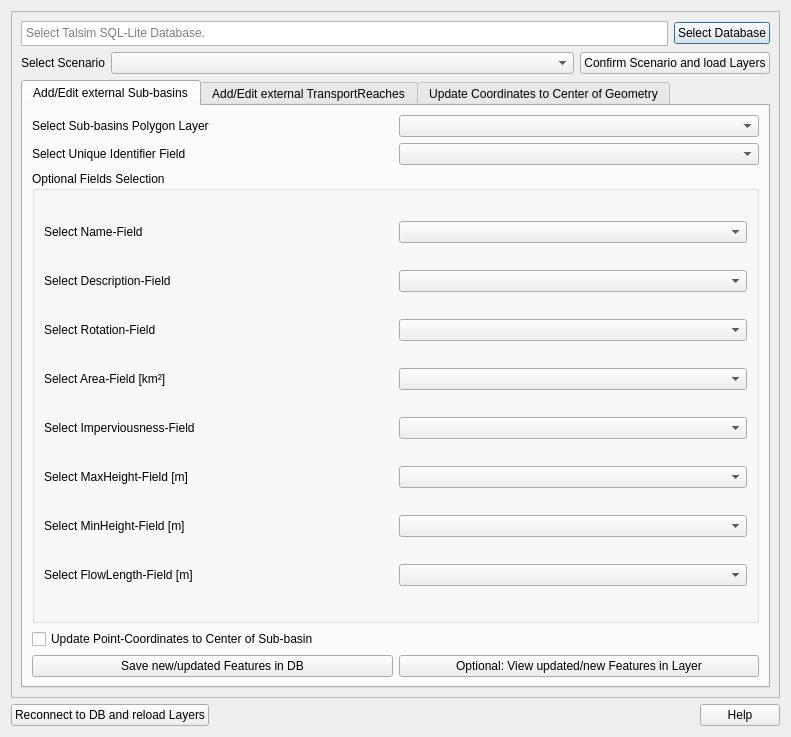
Before: the Qt Designer form QTalsim/qtalsim_sqllite.ui in sydroconsult/QTalsim, drawn with Qt 5.
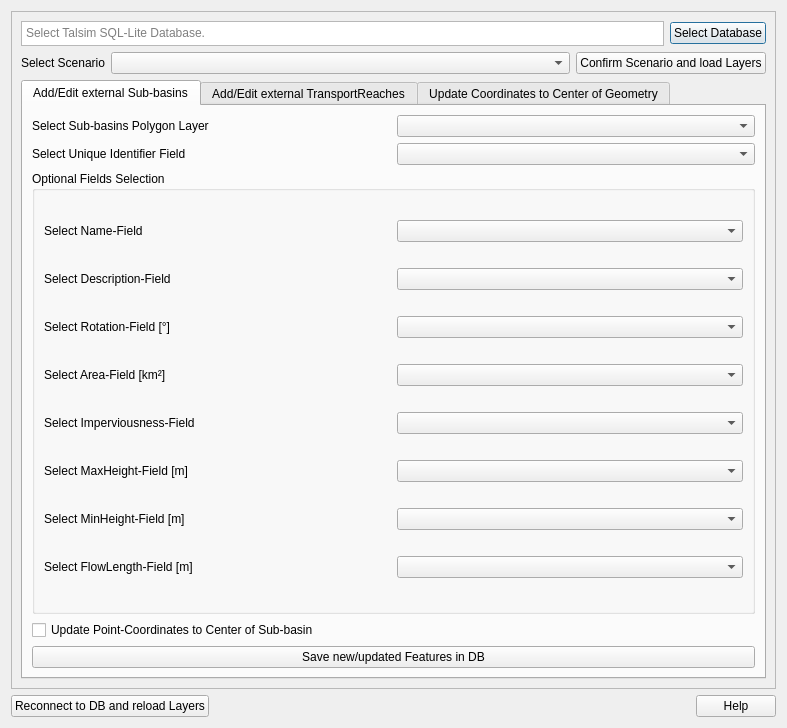
After: the same form once the commit is applied.

Commit message: Minor updates for release V 1.3.0 - Remove option to view updated features (issue #6) - Update documentation

```diff
--- a/QTalsim/qtalsim_sqllite.ui
+++ b/QTalsim/qtalsim_sqllite.ui
@@ -6,8 +6,8 @@
    <rect>
     <x>0</x>
     <y>0</y>
-    <width>791</width>
-    <height>737</height>
+    <width>787</width>
+    <height>728</height>
    </rect>
   </property>
   <property name="windowTitle">
@@ -33,8 +33,8 @@
        <rect>
         <x>0</x>
         <y>0</y>
-        <width>767</width>
-        <height>681</height>
+        <width>763</width>
+        <height>667</height>
        </rect>
       </property>
       <layout class="QVBoxLayout" name="verticalLayout_6">
@@ -147,16 +147,6 @@
                    </property>
                   </widget>
                  </item>
-                 <item>
-                  <widget class="QPushButton" name="onViewUpdatedFeatures">
-                   <property name="toolTip">
-                    <string>Creates a Layer that holds all features that are updated in the DB, if user presses &quot;Load Features in DB&quot;.</string>
-                   </property>
-                   <property name="text">
-                    <string>Optional: View updated/new Features in Layer</string>
-                   </property>
-                  </widget>
-                 </item>
                 </layout>
                </item>
                <item row="1" column="0">
@@ -289,7 +279,7 @@
                     <item>
                      <widget class="QLabel" name="labelFieldRotation">
                       <property name="text">
-                       <string>Select Rotation-Field</string>
+                       <string>Select Rotation-Field [°]</string>
                       </property>
                      </widget>
                     </item>
```
Left out of the diff: 9 changed lines with no effect on the pictures. The commit also changes 7 other files.
